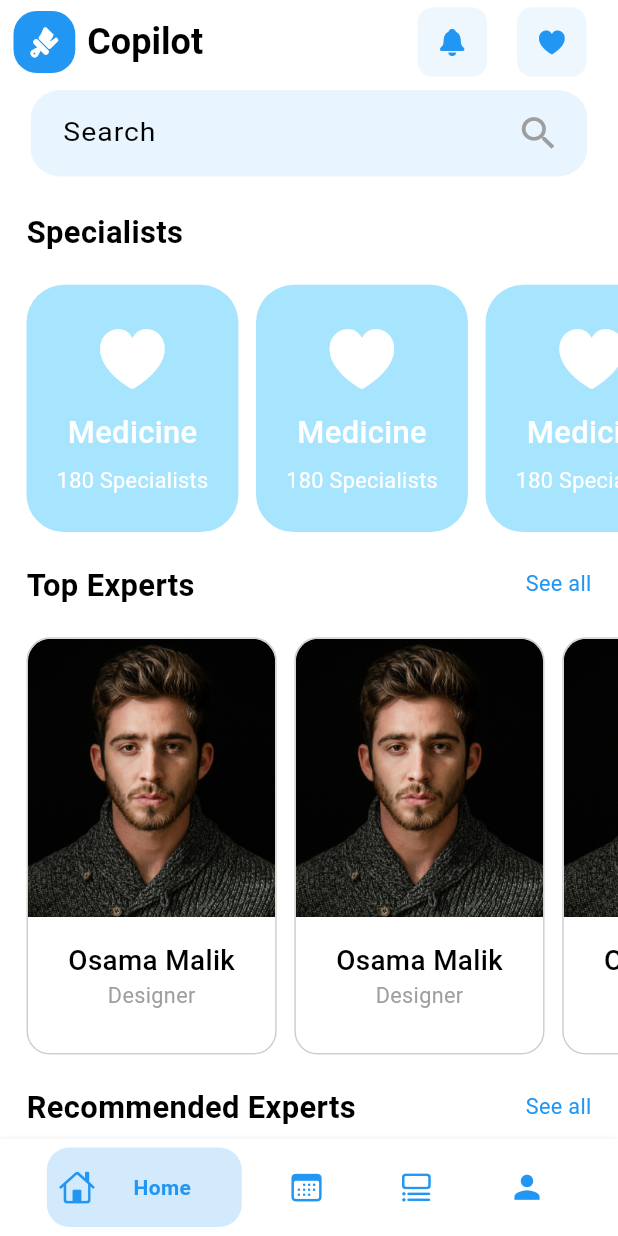
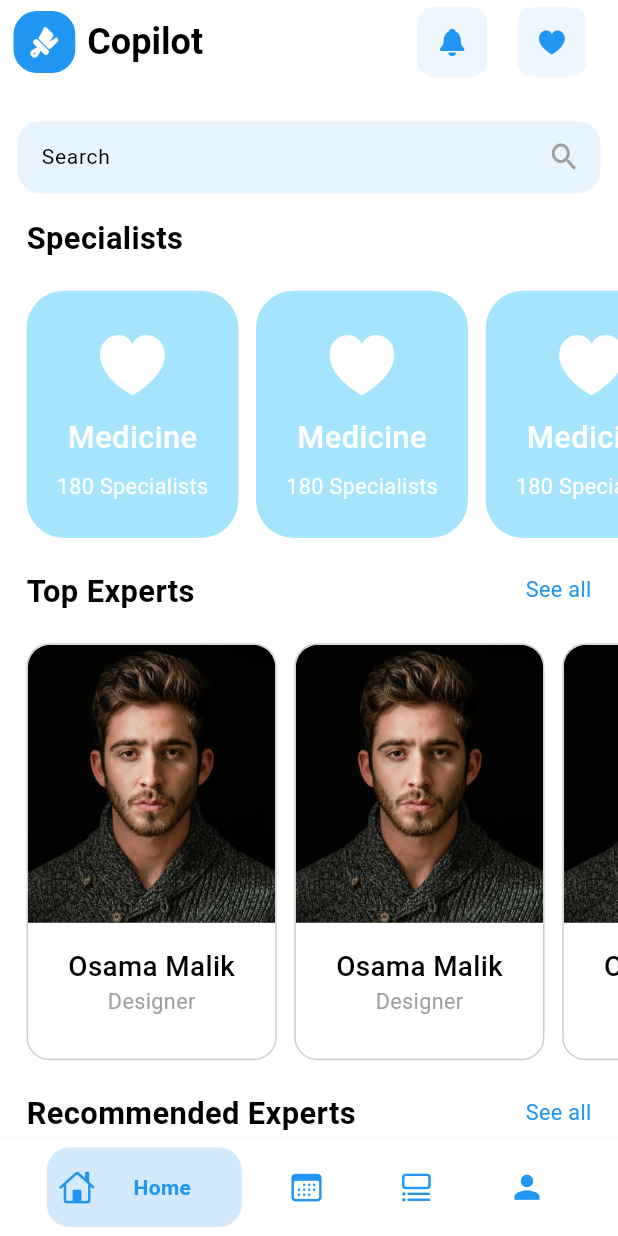
Before and after one commit to osamaaabdalmalik/Consultations-App, a Flutter app: the screen it shows after launch, on a phone screen of 412 x 824 dp. Run offline on Flutter 3.47's test engine with Material 3 defaults, Android fonts, the phone set to English and light mode, and no system bars; drawn by our look-alikes of bottom_navy_bar; our stand-ins replace bloc, dartz, flutter_easyloading, flutter_inset_box_shadow, flutter_screenutil, freezed_annotation and 6 more.

Commit message:
Sepearate `Home screen` from `main screen` and make `home appbar` object from `custom sliver appbar`

```diff
--- /dev/null
+++ b/lib/features/main/presentation/screens/home_screen.dart
@@ -0,0 +1,37 @@
+import 'package:consultations_app/features/main/presentation/widgets/experts_list_view.dart';
+import 'package:consultations_app/features/main/presentation/widgets/header_section.dart';
+import 'package:consultations_app/features/main/presentation/widgets/home_appbar.dart';
+import 'package:consultations_app/features/main/presentation/widgets/specialists_list_view.dart';
+import 'package:flutter/material.dart';
+
+class HomeScreen extends StatelessWidget {
+  const HomeScreen({super.key});
+
+  @override
+  Widget build(BuildContext context) {
+    return const CustomScrollView(
+      slivers: [
+        HomeAppbar(),
+        SliverList(
+          delegate: SliverChildListDelegate.fixed(
+            [
+              HeaderSection(
+                title: "Specialists",
+                hasSeeAll: false,
+              ),
+              SpecialistsListView(),
+              HeaderSection(
+                title: "Top Experts",
+              ),
+              ExpertsListView(),
+              HeaderSection(
+                title: "Recommended Experts",
+              ),
+              ExpertsListView(),
+            ],
+          ),
+        ),
+      ],
+    );
+  }
+}
--- a/lib/features/main/presentation/screens/main_screen.dart
+++ b/lib/features/main/presentation/screens/main_screen.dart
@@ -1,8 +1,5 @@
+import 'package:consultations_app/features/main/presentation/screens/home_screen.dart';
 import 'package:consultations_app/features/main/presentation/widgets/bottom_navbar.dart';
-import 'package:consultations_app/features/main/presentation/widgets/experts_list_view.dart';
-import 'package:consultations_app/features/main/presentation/widgets/header_section.dart';
-import 'package:consultations_app/features/main/presentation/widgets/home_appbar.dart';
-import 'package:consultations_app/features/main/presentation/widgets/specialists_list_view.dart';
 import 'package:flutter/material.dart';
 
 class MainScreen extends StatefulWidget {
@@ -18,30 +15,7 @@ class _MainScreenState extends State<MainScreen> {
   @override
   Widget build(BuildContext context) {
     return const Scaffold(
-      body: CustomScrollView(
-        slivers: [
-          HomeAppbar(),
-          SliverList(
-            delegate: SliverChildListDelegate.fixed(
-              [
-                HeaderSection(
-                  title: "Specialists",
-                  hasSeeAll: false,
-                ),
-                SpecialistsListView(),
-                HeaderSection(
-                  title: "Top Experts",
-                ),
-                ExpertsListView(),
-                HeaderSection(
-                  title: "Recommended Experts",
-                ),
-                ExpertsListView(),
-              ],
-            ),
-          ),
-        ],
-      ),
+      body: HomeScreen(),
       bottomNavigationBar: BottomNavbar(),
     );
   }
--- a/lib/features/main/presentation/widgets/specialists_item.dart
+++ b/lib/features/main/presentation/widgets/specialists_item.dart
@@ -1,14 +1,22 @@
 import 'package:consultations_app/core/constants/app_colors.dart';
+import 'package:consultations_app/core/constants/app_routes.dart';
 import 'package:flutter/cupertino.dart' as cupertino;
 import 'package:flutter/material.dart';
 import 'package:flutter_screenutil/flutter_screenutil.dart';
+import 'package:go_router/go_router.dart';
 
 class SpecialistsItem extends StatelessWidget {
   const SpecialistsItem({super.key});
 
   @override
   Widget build(BuildContext context) {
-    return Container(
+    return InkWell(
+      onTap: () {
+        context.push(AppRoutes.categoryExpertsScreen);
+      },
+      // TODO enable splash effect
+      borderRadius: BorderRadius.circular(25),
+      child: Container(
         width: 120.w,
         padding: EdgeInsets.symmetric(vertical: 15.h, horizontal: 10.w),
         decoration: BoxDecoration(
@@ -45,6 +53,7 @@ class SpecialistsItem extends StatelessWidget {
             ),
           ],
         ),
+      ),
     );
   }
 }
```
Also changed, not shown: lib/core/widgets/custom_sliver_appbar.dart (added, +61 -0 lines), lib/features/main/presentation/widgets/home_appbar.dart (+8 -39 lines). Lines whose indentation alone changed are shown as unchanged.
